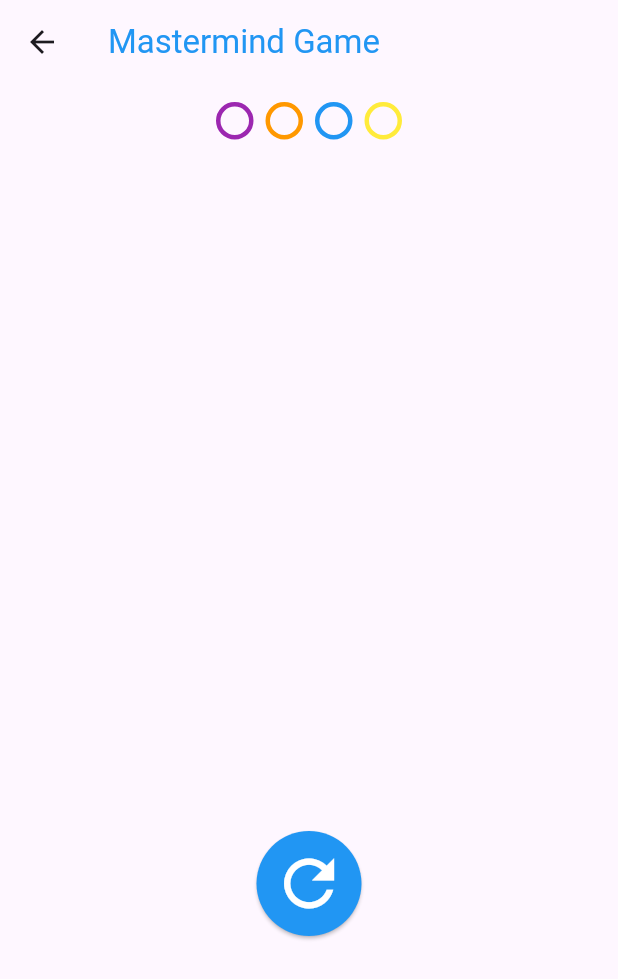
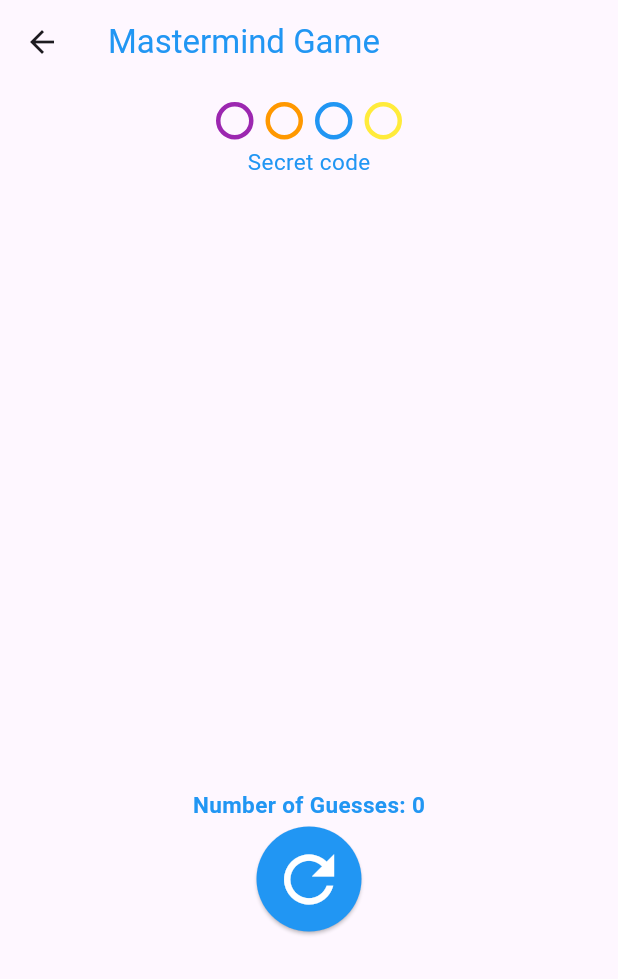
Before and after one commit to Amogh-2404/mastermind_app, a Flutter app: the screen it shows after launch, after a tap on the "play arrow" icon, on a phone screen of 412 x 824 dp. Shown: the top 979 px of the screen. Run offline on Flutter 3.47's test engine with Material 3 defaults, Android fonts, the phone set to English and light mode, and no system bars; missing offline and left inert: zoom_widget.

Commit message:
Increased size and added number of guesses

```diff
--- a/lib/main.dart
+++ b/lib/main.dart
@@ -351,6 +351,7 @@ import 'dart:async';
 import 'package:flutter/cupertino.dart';
 import 'package:flutter/material.dart';
 import 'start.dart';
+import 'package:zoom_widget/zoom_widget.dart';
 import 'menu_drawer.dart';
 
 void main() => runApp(MastermindApp());
@@ -387,7 +388,7 @@ class _SplashScreenState extends State<SplashScreen> {
       child: Center(
         child: Text(
           'Mastermind',
-          style: TextStyle(fontSize: 24, color: Colors.white),
+          style: TextStyle(fontSize: 35, color: Colors.white),
         ),
       ),
     );
@@ -409,15 +410,15 @@ class _SettingsScreenState extends State<SettingsScreen> {
   @override
   Widget build(BuildContext context) {
     return Scaffold(
-        appBar: AppBar(title: Text("Game Settings",style: TextStyle(color: Colors.blue),)),
+        appBar: AppBar(title: Text("Game Settings",style: TextStyle(color: Colors.blue,fontSize: MediaQuery.of(context).size.width>1000?20:15))),
     body: Padding(
-    padding: const EdgeInsets.all(16.0),
+    padding:MediaQuery.of(context).size.width < 800 ?const EdgeInsets.all(16.0):const EdgeInsets.all(8.0) ,
     child: Form(
     key: _formKey,
     child: ListView(
     children: [
     Container(
-    margin: MediaQuery.of(context).size.width < 800 ? const EdgeInsets.symmetric(vertical: 10.0) : const EdgeInsets.symmetric(vertical: 10.0,horizontal: 300.0),
+    margin: MediaQuery.of(context).size.width < 800 ? const EdgeInsets.symmetric(vertical: 10.0) : const EdgeInsets.symmetric(vertical: 10.0,horizontal: 600.0),
       child: TextFormField(
       decoration: InputDecoration(labelText: 'Number of Colors',focusColor: Colors.blue,hoverColor: Colors.grey.shade600,fillColor: Colors.blue,
         focusedBorder: OutlineInputBorder(
@@ -445,7 +446,7 @@ class _SettingsScreenState extends State<SettingsScreen> {
     ),
 
     Container(
-      margin: MediaQuery.of(context).size.width < 800 ? const EdgeInsets.symmetric(vertical: 10.0) : const EdgeInsets.symmetric(vertical: 10.0,horizontal: 300.0),
+      margin: MediaQuery.of(context).size.width < 800 ? const EdgeInsets.symmetric(vertical: 10.0) : const EdgeInsets.symmetric(vertical: 10.0,horizontal: 600.0),
       child: TextFormField(
       decoration: InputDecoration(labelText: 'Code Length',focusColor: Colors.blue,hoverColor: Colors.grey.shade600,fillColor: Colors.blue,
         focusedBorder: OutlineInputBorder(
@@ -469,7 +470,7 @@ class _SettingsScreenState extends State<SettingsScreen> {
     ),
     Container(
 
-      margin: MediaQuery.of(context).size.width < 800 ? const EdgeInsets.symmetric(vertical: 10.0) : const EdgeInsets.symmetric(vertical: 10.0,horizontal: 300.0),
+      margin: MediaQuery.of(context).size.width < 800 ? const EdgeInsets.symmetric(vertical: 10.0) : const EdgeInsets.symmetric(vertical: 10.0,horizontal: 600.0),
       child: TextFormField(
       decoration: InputDecoration(labelText: 'Population Size',focusColor:Colors.blue,hoverColor: Colors.grey.shade600,fillColor: Colors.blue
       ,focusedBorder: OutlineInputBorder(
@@ -492,7 +493,7 @@ class _SettingsScreenState extends State<SettingsScreen> {
       ),
     ),
       Container(
-        margin: MediaQuery.of(context).size.width < 800 ? const EdgeInsets.symmetric(vertical: 10.0) : const EdgeInsets.symmetric(vertical: 10.0,horizontal: 300.0),
+        margin: MediaQuery.of(context).size.width < 800 ? const EdgeInsets.symmetric(vertical: 10.0) : const EdgeInsets.symmetric(vertical: 10.0,horizontal: 600.0),
         child: TextFormField(
           decoration: InputDecoration(labelText: 'Number of Generations',focusColor: Colors.blue,hoverColor: Colors.grey.shade600,fillColor:Colors.blue,
             focusedBorder: OutlineInputBorder(
@@ -614,14 +615,14 @@ class _MastermindGameState extends State<MastermindGame> {
 
   Widget _buildColorCircle(Color color, {bool isSecret = false}) {
     return Container(
-      margin: const EdgeInsets.all(4),
+      margin: MediaQuery.of(context).size.width>1000?const EdgeInsets.all(6):const EdgeInsets.all(4),
       decoration: BoxDecoration(
         color: isSecret ? Colors.transparent : color,
         border: isSecret ? Border.all(color: color, width: 3.0) : null,
         shape: BoxShape.circle,
       ),
-      width: 25,
-      height: 25,
+      width: MediaQuery.of(context).size.width>1000? 50:25 ,
+      height: MediaQuery.of(context).size.width>1000? 50:25,
     );
   }
 
@@ -642,10 +643,14 @@ class _MastermindGameState extends State<MastermindGame> {
           : Column(
         children: [
           Padding(
-            padding: const EdgeInsets.all(8.0),
-            child: Row(
+            padding: MediaQuery.of(context).size.width > 1000 ?const EdgeInsets.all(6.0):const EdgeInsets.all(8.0),
+            child: Column(
+              children: [
+                Row(
                   mainAxisAlignment: MainAxisAlignment.center,
-              children: solution.map((number) => _buildColorCircle(_getColor(number), isSecret: true)).toList(),
+                  children: solution.map((number) => _buildColorCircle(_getColor(number), isSecret: true)).toList()
+                ),
+                Text("Secret code",style: TextStyle(color: Colors.blue, fontSize: MediaQuery.of(context).size.width>1000?20:15))],
             ),
           ),
           Expanded(
@@ -675,7 +680,7 @@ class _MastermindGameState extends State<MastermindGame> {
                               mainAxisAlignment: MainAxisAlignment.center,
                               children: currentGuess.map((number) => _buildColorCircle(_getColor(number))).toList(),
                             ),
-                            Text("${hint[0]} black, ${hint[1]} white", style: TextStyle(color: Colors.blue)),
+                            Text("${hint[0]} black, ${hint[1]} white", style: TextStyle(color: Colors.blue, fontSize: MediaQuery.of(context).size.width>1000?20:15)),
                             SizedBox(height: 10)
                           ],
                         );
@@ -695,12 +700,22 @@ class _MastermindGameState extends State<MastermindGame> {
 
           Container(
             margin:(const EdgeInsets.fromLTRB(5, 3, 5, 200)),
-            child:ElevatedButton(
+            child:Padding(
+              padding: const EdgeInsets.all(3.0),
+              child: Column(
+                children: [Padding(
+                  padding: const EdgeInsets.fromLTRB(4,4,4,4),
+                  child: Text("Number of Guesses: ${itemsToShow}",style: TextStyle(color: Colors.blue, fontSize: MediaQuery.of(context).size.width>1000?20:15,fontWeight: FontWeight.w600)),
+                ),
+                  ElevatedButton(
                   onPressed: resetGame,
                   child: Icon(Icons.refresh,color: Colors.white,size: 50,),
                   style: ButtonStyle(
                     backgroundColor: MaterialStateProperty.all<Color>(Colors.blue),
                     padding: MaterialStateProperty.all<EdgeInsetsGeometry>(const EdgeInsets.all(10)),
+                  ),
+                            ),
+                ],
               ),
             ),
           ),
--- a/pubspec.yaml
+++ b/pubspec.yaml
@@ -35,6 +35,7 @@ dependencies:
   # The following adds the Cupertino Icons font to your application.
   # Use with the CupertinoIcons class for iOS style icons.
   cupertino_icons: ^1.0.6
+  zoom_widget: ^2.0.1
 
 dev_dependencies:
   flutter_test:
```
Also changed, not shown: firebase.json, pubspec.lock, 4 other files. Lines whose indentation alone changed are shown as unchanged.
